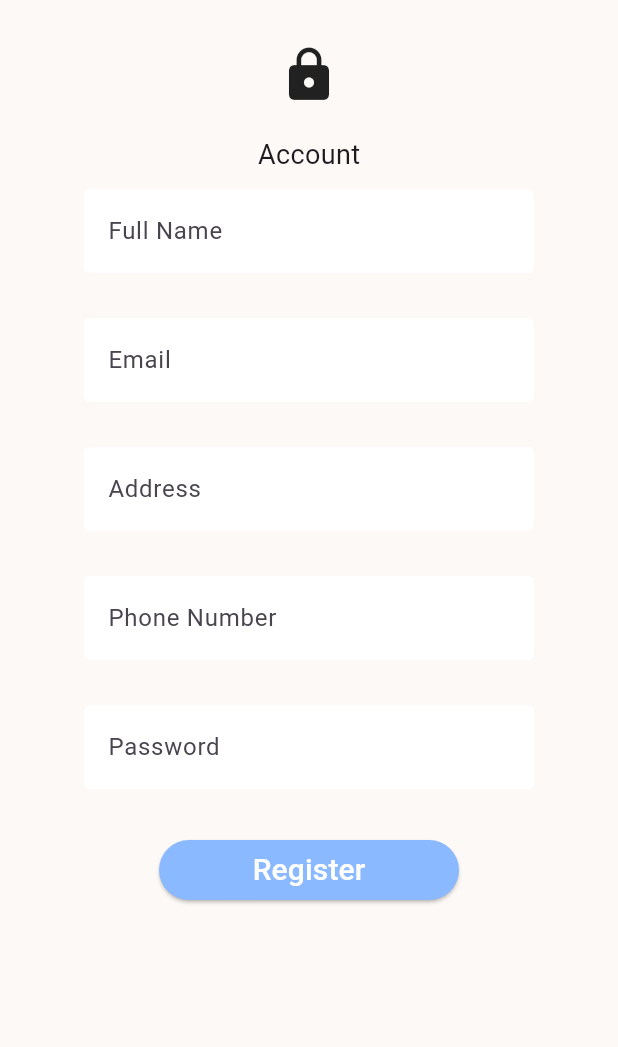
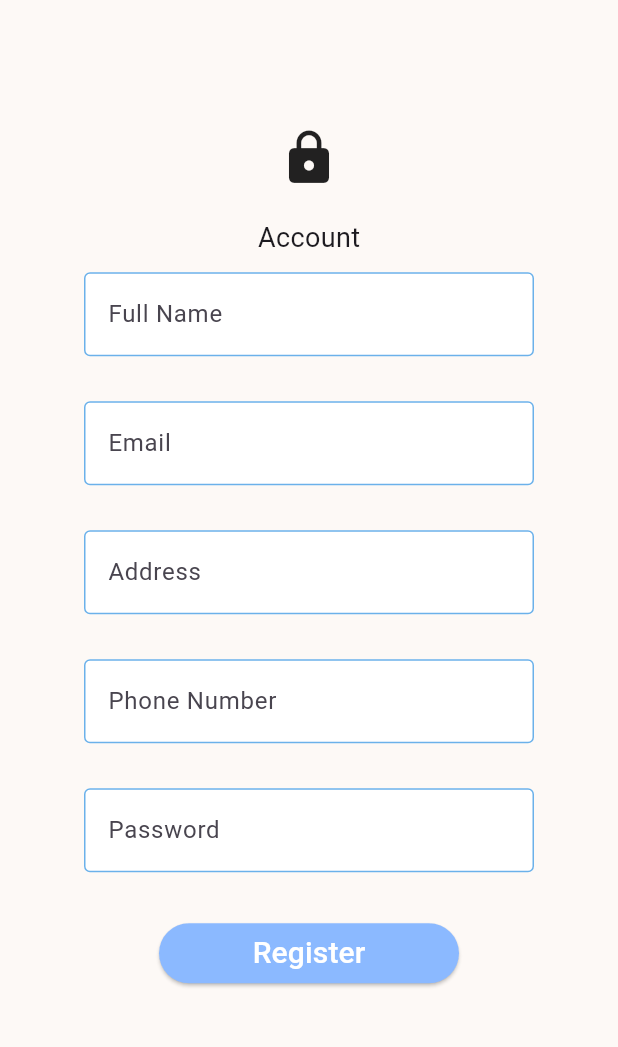
Before and after one commit to Jubril7/WatchHub, a Flutter app: the screen it shows after launch, after a tap on "Sign In", after a tap on "Register", on a phone screen of 412 x 824 dp, the part 84-1131 px from its top. Run offline on Flutter 3.47's test engine with Material 3 defaults, Android fonts, the light colour scheme and no system bars; our stand-ins replace accordion, carousel_slider, cloud_firestore, firebase_auth, firebase_core, flutter_rating_bar and 2 more; accounts and stored records are empty.

```diff
--- a/lib/screens/auth/register.dart
+++ b/lib/screens/auth/register.dart
@@ -50,7 +50,8 @@ class _RegisterState extends State<Register> {
                 )
               ],
             ),
-            body: SingleChildScrollView(
+            body: Center(
+              child: SingleChildScrollView(
                 child: Container(
                     padding: const EdgeInsets.symmetric(
                         vertical: 20.0, horizontal: 50.0),
@@ -192,7 +193,8 @@ class _RegisterState extends State<Register> {
                                       SizedBox(
                                           width: 300,
                                           child: TextFormField(
-                                            validator: (val) => val!.length < 6
+                                              validator: (val) => val!.length <
+                                                      6
                                                   ? 'Enter a password with at least 6 characters'
                                                   : null,
                                               obscureText: true,
@@ -204,7 +206,10 @@ class _RegisterState extends State<Register> {
                                                         borderSide:
                                                             const BorderSide(
                                                           color: Color.fromARGB(
-                                                            255, 139, 185, 255),
+                                                              255,
+                                                              139,
+                                                              185,
+                                                              255),
                                                           width: 2,
                                                         ),
                                                       ),
@@ -260,8 +265,10 @@ class _RegisterState extends State<Register> {
                                       ),
                                       Text(error,
                                           style: const TextStyle(
-                                            color: Colors.red, fontSize: 14.0))
+                                              color: Colors.red,
+                                              fontSize: 14.0))
                                     ]))))),
+              ),
             ));
   }
 }
--- a/lib/screens/auth/sign_in.dart
+++ b/lib/screens/auth/sign_in.dart
@@ -47,7 +47,8 @@ class _SignInState extends State<SignIn> {
                     ))
               ],
             ),
-            body: SingleChildScrollView(
+            body: Center(
+              child: SingleChildScrollView(
                 child: Container(
                     padding: const EdgeInsets.symmetric(
                         vertical: 20.0, horizontal: 50.0),
@@ -109,7 +110,8 @@ class _SignInState extends State<SignIn> {
                                       SizedBox(
                                           width: 300,
                                           child: TextFormField(
-                                            validator: (val) => val!.length < 6
+                                              validator: (val) => val!.length <
+                                                      6
                                                   ? 'Enter a password with at least 6 characters'
                                                   : null,
                                               obscureText: true,
@@ -149,7 +151,8 @@ class _SignInState extends State<SignIn> {
                                         width: 200,
                                         child: ElevatedButton(
                                           style: ElevatedButton.styleFrom(
-                                          backgroundColor: const Color.fromARGB(
+                                            backgroundColor:
+                                                const Color.fromARGB(
                                                     255, 139, 185, 255),
                                           ),
                                           child: const Text(
@@ -182,8 +185,10 @@ class _SignInState extends State<SignIn> {
                                       ),
                                       Text(error,
                                           style: const TextStyle(
-                                            color: Colors.red, fontSize: 14.0))
+                                              color: Colors.red,
+                                              fontSize: 14.0))
                                     ]))))),
+              ),
             ));
   }
 }
--- a/lib/shared/constants.dart
+++ b/lib/shared/constants.dart
@@ -3,6 +3,6 @@ import 'package:flutter/material.dart';
 const textInputDecoration = InputDecoration(
   filled: true,
   fillColor: Colors.white,
-  enabledBorder:
-      OutlineInputBorder(borderSide: BorderSide(color: Colors.white)),
+  enabledBorder: OutlineInputBorder(
+      borderSide: BorderSide(color: Color.fromARGB(255, 107, 177, 234))),
 );
```
Also changed, not shown: lib/screens/home/profile/edit_profile.dart (+6 -7 lines). Lines whose indentation alone changed are shown as unchanged.
